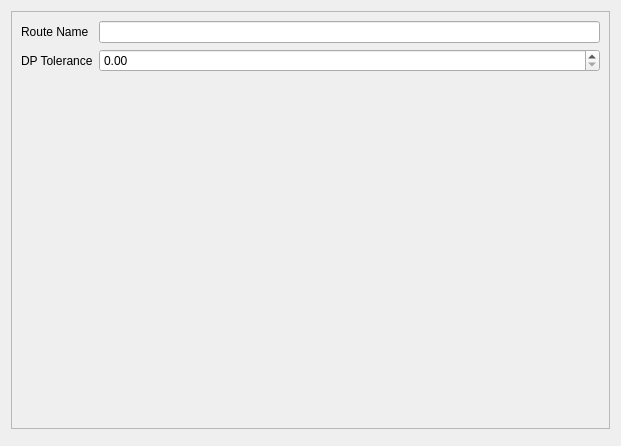
Qt form gui/qtm/RouteConfigUI.ui (ardhitama/hargoile) before a commit.
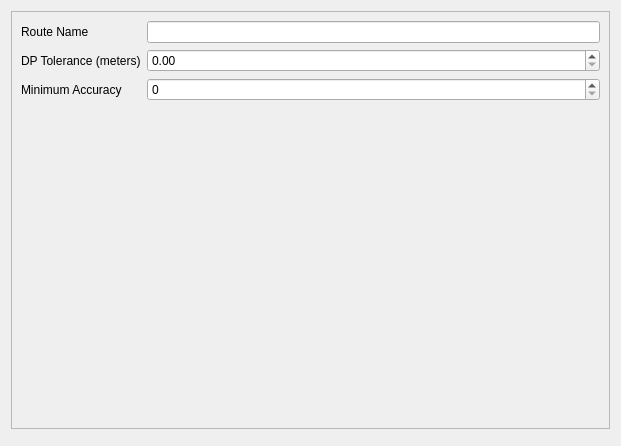
The same form after that commit.

Commit message: - Fixed UI stability - Added minimum accuracy test - Added test mode ! RC1

```diff
--- a/gui/qtm/RouteConfigUI.ui
+++ b/gui/qtm/RouteConfigUI.ui
@@ -39,13 +39,23 @@
       <item row="1" column="0">
        <widget class="QLabel" name="label_2">
         <property name="text">
-         <string>DP Tolerance</string>
+         <string>DP Tolerance (meters)</string>
         </property>
        </widget>
       </item>
       <item row="1" column="1">
        <widget class="QDoubleSpinBox" name="toleranceDoubleSpinBox"/>
       </item>
+      <item row="2" column="0">
+       <widget class="QLabel" name="label_3">
+        <property name="text">
+         <string>Minimum Accuracy</string>
+        </property>
+       </widget>
+      </item>
+      <item row="2" column="1">
+       <widget class="QSpinBox" name="accuracySpinBox"/>
+      </item>
      </layout>
     </widget>
    </item>
```
Left out of the diff: 3 changed lines with no effect on the pictures. The commit also changes 15 other files.
